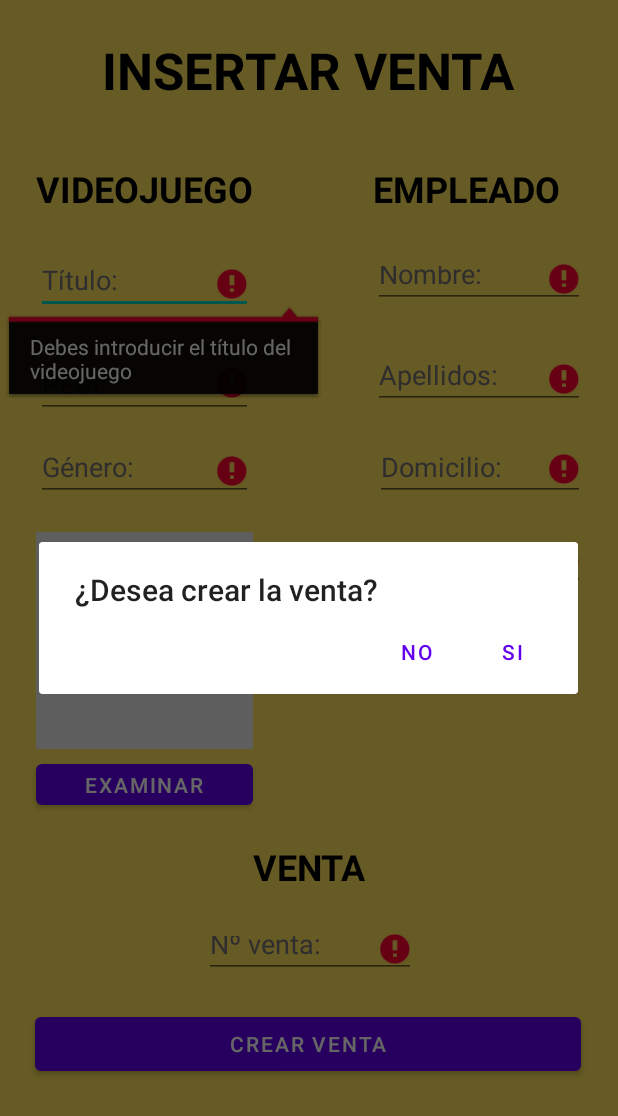
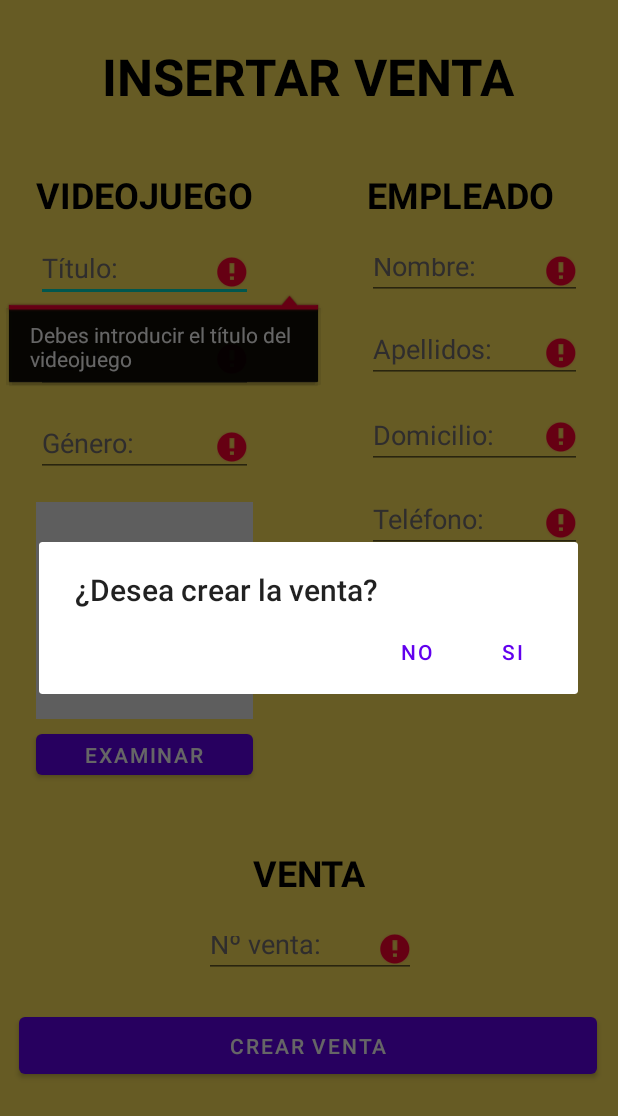
Before and after one commit to Dani1113/PROYECTO_FINAL_PMDM_DANIEL_CARMONA_SALAZAR, an Android app: the InsertarVentaActivity screen opened directly, with no data from a screen before it, after a tap on "CREAR VENTA", on a phone screen of 412 x 824 dp. Shown: the top 1116 px of the screen. Run offline under Robolectric (Android 15) with nearby library versions, the light colour scheme and no system bars; 2 statements that could not run were skipped.

Commit message:
Sesión 23/02/2021
- Implemento la interfaz serializable a las clases
- Quito imports innecesarios en VentaDB
- Creo ActualizarVentaActivity1 y el layout
- Termino ActualizarVentaActivity2
- Cambios en el diseño de algunos layout

NOTA: No puedo llegar al activity de actualizar la venta porque no se ha serializado bien la imagen, si no me equivoco es porque al serializar el objeto entero la imagen tambien se "serializa" y da el error. La posible solución sería enviar cada atributo del objeto como extras, en vez de enviar el objeto entero de golpe.

```diff
--- a/app/src/main/AndroidManifest.xml
+++ b/app/src/main/AndroidManifest.xml
@@ -12,9 +12,10 @@
         android:roundIcon="@mipmap/ic_launcher_round"
         android:supportsRtl="true"
         android:theme="@style/Theme.PROYECTO_FINAL_PMDM_DANIEL_CARMONA_SALAZAR">
-        <activity android:name=".BuscarInfoActivity"></activity>
+        <activity android:name=".ActualizarVentaActivity1"></activity>
+        <activity android:name=".BuscarInfoActivity" />
         <activity android:name=".MostrarInfoActivity" />
-        <activity android:name=".ActualizarVentaActivity" />
+        <activity android:name=".ActualizarVentaActivity2" />
         <activity android:name=".BorrarVentaActivity" />
         <activity android:name=".InsertarVentaActivity" />
         <activity android:name=".MenuActivity" />
--- a/app/src/main/java/com/example/proyecto_final_pmdm_daniel_carmona_salazar/Clases/Empleado.java
+++ b/app/src/main/java/com/example/proyecto_final_pmdm_daniel_carmona_salazar/Clases/Empleado.java
@@ -4,9 +4,10 @@ import android.os.Build;
 
 import androidx.annotation.RequiresApi;
 
+import java.io.Serializable;
 import java.util.Objects;
 
-public class Empleado {
+public class Empleado implements Serializable {
     //ATRIBUTOS
     private int idEmpleado;
     private String nombreEmpleado;
--- a/app/src/main/java/com/example/proyecto_final_pmdm_daniel_carmona_salazar/Clases/Venta.java
+++ b/app/src/main/java/com/example/proyecto_final_pmdm_daniel_carmona_salazar/Clases/Venta.java
@@ -4,9 +4,10 @@ import android.os.Build;
 
 import androidx.annotation.RequiresApi;
 
+import java.io.Serializable;
 import java.util.Objects;
 
-public class Venta {
+public class Venta implements Serializable {
     //ATRIBUTOS
     private int idVenta;
     private int númeroVenta;
--- a/app/src/main/java/com/example/proyecto_final_pmdm_daniel_carmona_salazar/Clases/Videojuego.java
+++ b/app/src/main/java/com/example/proyecto_final_pmdm_daniel_carmona_salazar/Clases/Videojuego.java
@@ -5,9 +5,10 @@ import android.os.Build;
 
 import androidx.annotation.RequiresApi;
 
+import java.io.Serializable;
 import java.util.Objects;
 
-public class Videojuego {
+public class Videojuego implements Serializable {
     //ATRIBUTOS
     private int idVideojuego;
     private String títuloVideojuego;
--- a/app/src/main/java/com/example/proyecto_final_pmdm_daniel_carmona_salazar/InsertarVentaActivity.java
+++ b/app/src/main/java/com/example/proyecto_final_pmdm_daniel_carmona_salazar/InsertarVentaActivity.java
@@ -44,7 +44,7 @@ public class InsertarVentaActivity extends AppCompatActivity {
         edtApellidos = (EditText) findViewById(R.id.edtApellidoE);
         edtDomicilio = (EditText) findViewById(R.id.edtDomicilioE);
         edtTeléfono = (EditText) findViewById(R.id.edtTeléfonoE);
-        edtNVenta = (EditText) findViewById(R.id.edtNúmeroV);
+        edtNVenta = (EditText) findViewById(R.id.edtNVenta);
     }
 
     public void examinarImagen(View view) {
@@ -111,6 +111,7 @@ public class InsertarVentaActivity extends AppCompatActivity {
         }else if(nVenta <= 0) {
             edtNVenta.setError("El valor introducido debe ser mayor que 0");
         }
+
         AlertDialog.Builder alertaConfirmación = new AlertDialog.Builder(this);
         alertaConfirmación.setTitle("¿Desea crear la venta?");
         alertaConfirmación.setPositiveButton("SI", new DialogInterface.OnClickListener() {
--- a/app/src/main/java/com/example/proyecto_final_pmdm_daniel_carmona_salazar/MenuActivity.java
+++ b/app/src/main/java/com/example/proyecto_final_pmdm_daniel_carmona_salazar/MenuActivity.java
@@ -25,7 +25,7 @@ public class MenuActivity extends AppCompatActivity {
     }
 
     public void actualizarVenta(View view) {
-        Intent intent = new Intent(this, ActualizarVentaActivity.class);
+        Intent intent = new Intent(this, ActualizarVentaActivity1.class);
         startActivity(intent);
     }
 
--- a/app/src/main/java/com/example/proyecto_final_pmdm_daniel_carmona_salazar/Modelos/VentaDB.java
+++ b/app/src/main/java/com/example/proyecto_final_pmdm_daniel_carmona_salazar/Modelos/VentaDB.java
@@ -17,9 +17,6 @@ import java.sql.SQLException;
 import java.sql.Statement;
 import java.util.ArrayList;
 
-import javax.sql.rowset.serial.SerialBlob;
-
-import static com.example.proyecto_final_pmdm_daniel_carmona_salazar.Utilidades.Utilidades.bitmapAByte;
 import static com.example.proyecto_final_pmdm_daniel_carmona_salazar.Utilidades.Utilidades.blobABitmap;
 
 public class VentaDB {
--- a/app/src/main/res/layout/activity_insertar_venta.xml
+++ b/app/src/main/res/layout/activity_insertar_venta.xml
@@ -13,7 +13,7 @@
         android:id="@+id/edtTítuloV"
         android:layout_width="0dp"
         android:layout_height="39dp"
-        android:layout_marginTop="28dp"
+        android:layout_marginTop="16dp"
         android:autofillHints=""
         android:hint="@string/titulo"
         android:inputType="text"
@@ -42,8 +42,8 @@
     <EditText
         android:id="@+id/edtPEGIV"
         android:layout_width="0dp"
-        android:layout_height="wrap_content"
-        android:layout_marginTop="24dp"
+        android:layout_height="45dp"
+        android:layout_marginTop="16dp"
         android:autofillHints=""
         android:ems="10"
         android:hint="@string/pegi"
@@ -56,39 +56,39 @@
 
     <EditText
         android:id="@+id/edtApellidoE"
-        android:layout_width="141dp"
+        android:layout_width="0dp"
         android:layout_height="39dp"
-        android:layout_marginTop="28dp"
+        android:layout_marginTop="16dp"
         android:autofillHints=""
         android:hint="@string/apellidos"
         android:inputType="text"
         android:textColorHint="@color/colorHint"
         android:textSize="18sp"
         app:layout_constraintEnd_toEndOf="@+id/edtNombreE"
-        app:layout_constraintHorizontal_bias="0.0"
+        app:layout_constraintHorizontal_bias="0"
         app:layout_constraintStart_toStartOf="@+id/edtNombreE"
         app:layout_constraintTop_toBottomOf="@+id/edtNombreE" />
 
     <EditText
         android:id="@+id/edtNombreE"
-        android:layout_width="141dp"
+        android:layout_width="0dp"
         android:layout_height="38dp"
-        android:layout_marginTop="24dp"
+        android:layout_marginTop="16dp"
         android:autofillHints=""
         android:hint="@string/nombreE"
         android:inputType="text"
         android:textColorHint="@color/colorHint"
         android:textSize="18sp"
         app:layout_constraintEnd_toEndOf="@+id/textView7"
-        app:layout_constraintHorizontal_bias="0.0"
+        app:layout_constraintHorizontal_bias="0"
         app:layout_constraintStart_toStartOf="@+id/textView7"
         app:layout_constraintTop_toBottomOf="@+id/textView7" />
 
     <EditText
         android:id="@+id/edtTeléfonoE"
-        android:layout_width="140dp"
+        android:layout_width="0dp"
         android:layout_height="40dp"
-        android:layout_marginTop="20dp"
+        android:layout_marginTop="16dp"
         android:autofillHints=""
         android:hint="@string/telefono"
         android:inputType="numberSigned"
@@ -101,27 +101,27 @@
 
     <EditText
         android:id="@+id/edtDomicilioE"
-        android:layout_width="140dp"
+        android:layout_width="0dp"
         android:layout_height="41dp"
-        android:layout_marginTop="20dp"
+        android:layout_marginTop="16dp"
         android:autofillHints=""
         android:hint="@string/domicilio"
         android:inputType="text"
         android:textColorHint="@color/colorHint"
         android:textSize="18sp"
         app:layout_constraintEnd_toEndOf="@+id/edtApellidoE"
-        app:layout_constraintHorizontal_bias="1.0"
+        app:layout_constraintHorizontal_bias="0"
         app:layout_constraintStart_toStartOf="@+id/edtApellidoE"
         app:layout_constraintTop_toBottomOf="@+id/edtApellidoE" />
 
     <EditText
-        android:id="@+id/edtNúmeroV"
+        android:id="@+id/edtNVenta"
         android:layout_width="141dp"
         android:layout_height="38dp"
-        android:layout_marginTop="20dp"
+        android:layout_marginTop="16dp"
         android:autofillHints=""
         android:hint="@string/numero_de_venta"
-        android:inputType="text"
+        android:inputType="numberSigned"
         android:textColorHint="@color/colorHint"
         android:textSize="18sp"
         app:layout_constraintEnd_toEndOf="@+id/textView8"
@@ -132,7 +132,7 @@
         android:id="@+id/textView5"
         android:layout_width="wrap_content"
         android:layout_height="wrap_content"
-        android:layout_marginTop="24dp"
+        android:layout_marginTop="28dp"
         android:text="@string/insertar_venta"
         android:textColor="@color/black"
         android:textSize="34sp"
@@ -145,10 +145,10 @@
     <TextView
         android:id="@+id/textView7"
         android:layout_width="143dp"
-        android:layout_height="34dp"
+        android:layout_height="wrap_content"
         android:layout_marginTop="40dp"
-        android:layout_marginEnd="20dp"
-        android:layout_marginRight="20dp"
+        android:layout_marginEnd="24dp"
+        android:layout_marginRight="24dp"
         android:text="@string/empleado"
         android:textColor="@color/black"
         android:textSize="24sp"
@@ -187,7 +187,7 @@
         android:id="@+id/idImagen"
         android:layout_width="0dp"
         android:layout_height="145dp"
-        android:layout_marginTop="20dp"
+        android:layout_marginTop="16dp"
         android:contentDescription="@string/examinar"
         app:layout_constraintEnd_toEndOf="@+id/edtGéneroV"
         app:layout_constraintHorizontal_bias="0.0"
@@ -209,18 +209,18 @@
 
     <Button
         android:id="@+id/btCrearVenta"
-        android:layout_width="364dp"
-        android:layout_height="48dp"
+        android:layout_width="385dp"
+        android:layout_height="50dp"
         android:layout_marginStart="24dp"
         android:layout_marginLeft="24dp"
         android:layout_marginTop="20dp"
         android:layout_marginEnd="24dp"
         android:layout_marginRight="24dp"
+        android:onClick="insertarVenta"
         android:text="@string/crear_venta"
-        android:onClick="insertarVenta"
-        app:layout_constraintEnd_toEndOf="@+id/edtNúmeroV"
+        app:layout_constraintEnd_toEndOf="@+id/edtNVenta"
         app:layout_constraintHorizontal_bias="0.505"
-        app:layout_constraintStart_toStartOf="@+id/edtNúmeroV"
-        app:layout_constraintTop_toBottomOf="@+id/edtNúmeroV" />
+        app:layout_constraintStart_toStartOf="@+id/edtNVenta"
+        app:layout_constraintTop_toBottomOf="@+id/edtNVenta" />
 
 </androidx.constraintlayout.widget.ConstraintLayout>
```
Also changed, not shown: app/src/main/java/com/example/proyecto_final_pmdm_daniel_carmona_salazar/ActualizarVentaActivity.java (deleted, +0 -14 lines), app/src/main/java/com/example/proyecto_final_pmdm_daniel_carmona_salazar/ActualizarVentaActivity1.java (added, +61 -0 lines), app/src/main/java/com/example/proyecto_final_pmdm_daniel_carmona_salazar/ActualizarVentaActivity2.java (added, +166 -0 lines), app/src/main/java/com/example/proyecto_final_pmdm_daniel_carmona_salazar/BorrarVentaActivity.java (+3 -5 lines), app/src/main/res/layout/activity_actualizar_venta.xml (deleted, +0 -10 lines), app/src/main/res/layout/activity_actualizar_venta1.xml (added, +43 -0 lines), app/src/main/res/layout/activity_actualizar_venta2.xml (added, +224 -0 lines), app/src/main/res/layout/activity_borrar_venta.xml (+5 -6 lines).
